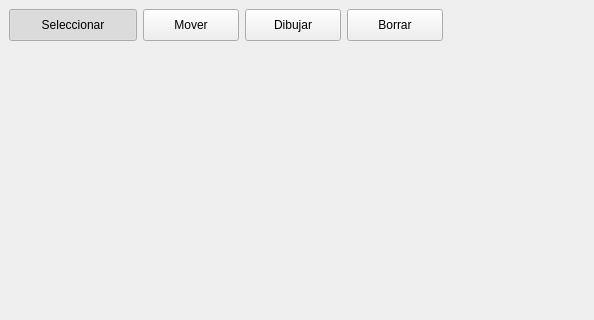
Above: editor/editor.ui from Nicolas-Olivieri/taller-tp-grupal before the change; both pictures show x 0 to 594 and y 0 to 320 of the 1280 by 720 pixel window. Below: the same form after it.
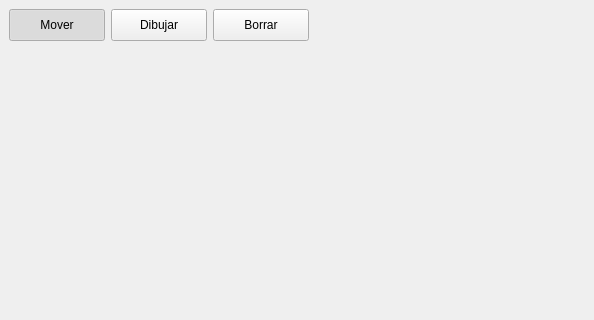
That is the form after the change. Icons and pictures are not drawn.

What changed in the file:
```diff
--- a/editor/editor.ui
+++ b/editor/editor.ui
@@ -26,31 +26,6 @@
    <layout class="QVBoxLayout" name="verticalLayout">
     <item>
      <layout class="QHBoxLayout" name="horizontalLayout">
-      <item>
-       <widget class="QPushButton" name="selectBtn">
-        <property name="minimumSize">
-         <size>
-          <width>128</width>
-          <height>32</height>
-         </size>
-        </property>
-        <property name="maximumSize">
-         <size>
-          <width>128</width>
-          <height>32</height>
-         </size>
-        </property>
-        <property name="text">
-         <string>Seleccionar</string>
-        </property>
-        <property name="checkable">
-         <bool>true</bool>
-        </property>
-        <property name="checked">
-         <bool>true</bool>
-        </property>
-       </widget>
-      </item>
       <item>
        <widget class="QPushButton" name="dragBtn">
         <property name="minimumSize">
@@ -71,6 +46,9 @@
         <property name="checkable">
          <bool>true</bool>
         </property>
+        <property name="checked">
+         <bool>true</bool>
+        </property>
        </widget>
       </item>
       <item>
```
